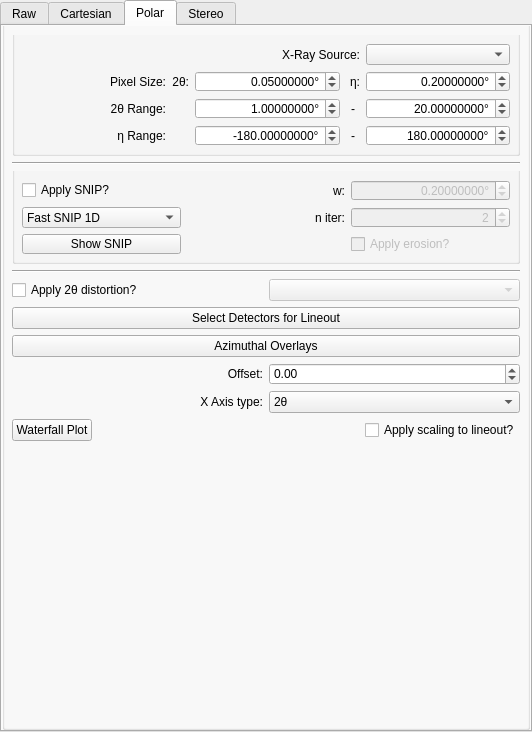
Old version of the form hexrdgui/resources/ui/image_mode_widget.ui in the repository HEXRD/hexrdgui.
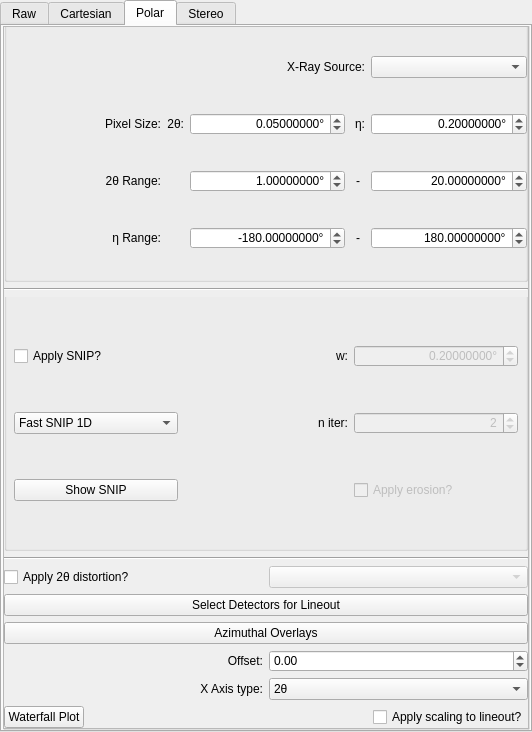
New version of the form. The open tabs and pages were chosen to show the change. Custom widgets are drawn as their Qt base class.

Commit message:
Use a vertical scroll area for the polar tab
The polar tab is becoming a bit too large vertically for Mac computers
at low resolution. It is causing the main window to extend below the
display.

Use a vertical scroll area for the polar tab to fix this.

The edit to the form file:
```diff
--- a/hexrdgui/resources/ui/image_mode_widget.ui
+++ b/hexrdgui/resources/ui/image_mode_widget.ui
@@ -330,6 +330,45 @@
           <string/>
          </property>
          <layout class="QVBoxLayout" name="verticalLayout">
+          <property name="leftMargin">
+           <number>0</number>
+          </property>
+          <property name="topMargin">
+           <number>0</number>
+          </property>
+          <property name="rightMargin">
+           <number>0</number>
+          </property>
+          <property name="bottomMargin">
+           <number>0</number>
+          </property>
+          <item>
+           <widget class="QScrollArea" name="polar_scroll_area">
+            <property name="widgetResizable">
+             <bool>true</bool>
+            </property>
+            <widget class="QWidget" name="polar_scroll_area_contents">
+             <property name="geometry">
+              <rect>
+               <x>0</x>
+               <y>0</y>
+               <width>522</width>
+               <height>700</height>
+              </rect>
+             </property>
+             <layout class="QVBoxLayout" name="verticalLayout_6">
+              <property name="leftMargin">
+               <number>0</number>
+              </property>
+              <property name="topMargin">
+               <number>0</number>
+              </property>
+              <property name="rightMargin">
+               <number>0</number>
+              </property>
+              <property name="bottomMargin">
+               <number>0</number>
+              </property>
           <item>
            <layout class="QVBoxLayout" name="verticalLayout_5">
             <item>
@@ -338,6 +377,18 @@
                <string/>
               </property>
               <layout class="QGridLayout" name="gridLayout_7">
+                   <property name="leftMargin">
+                    <number>0</number>
+                   </property>
+                   <property name="topMargin">
+                    <number>0</number>
+                   </property>
+                   <property name="rightMargin">
+                    <number>0</number>
+                   </property>
+                   <property name="bottomMargin">
+                    <number>0</number>
+                   </property>
                <item row="1" column="4">
                 <widget class="ScientificDoubleSpinBox" name="polar_pixel_size_eta">
                  <property name="alignment">
@@ -927,18 +978,9 @@
             </item>
            </layout>
           </item>
-          <item>
-           <spacer name="verticalSpacer_2">
-            <property name="orientation">
-             <enum>Qt::Vertical</enum>
-            </property>
-            <property name="sizeHint" stdset="0">
-             <size>
-              <width>20</width>
-              <height>2</height>
-             </size>
-            </property>
-           </spacer>
+             </layout>
+            </widget>
+           </widget>
           </item>
          </layout>
         </widget>
```
Left out of the diff: 2 changed lines with no effect on the pictures. Lines whose indentation alone changed are shown as unchanged. The commit also changes 1 other file.
